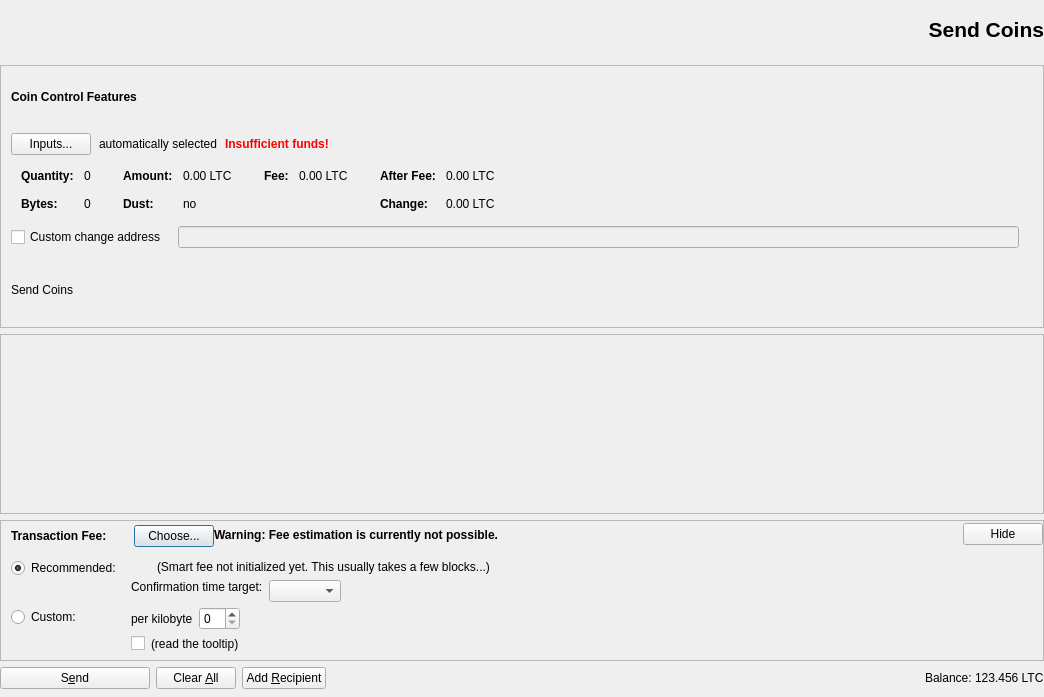
First picture: the form in src/qt/forms/sendcoinsdialog.ui, repository deeponion/deeponion, before the edit.
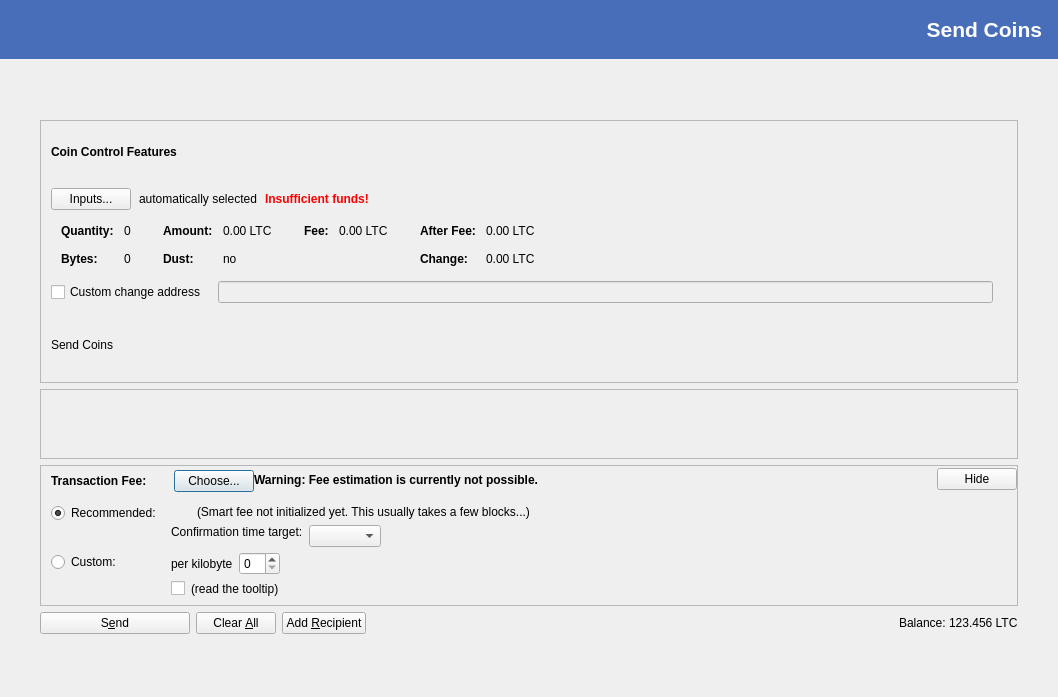
Second picture: the form after the edit. Icons and pictures are not drawn. Custom widgets are drawn as their Qt base class.

Commit message: fixed various page screen size

What changed in the file:
```diff
--- a/src/qt/forms/sendcoinsdialog.ui
+++ b/src/qt/forms/sendcoinsdialog.ui
@@ -6,14 +6,14 @@
    <rect>
     <x>0</x>
     <y>0</y>
-    <width>1044</width>
+    <width>1058</width>
     <height>697</height>
    </rect>
   </property>
   <property name="windowTitle">
    <string>Send Coins</string>
   </property>
-  <layout class="QVBoxLayout" name="verticalLayout" stretch="0,0,1,0,0">
+  <layout class="QVBoxLayout" name="verticalLayout" stretch="0,0,0,0">
    <property name="leftMargin">
     <number>0</number>
    </property>
@@ -41,6 +41,9 @@
        <bold>true</bold>
       </font>
      </property>
+     <property name="styleSheet">
+      <string notr="true">background-color: #486EBA; color: white;padding-right: 10px;</string>
+     </property>
      <property name="text">
       <string>Send Coins</string>
      </property>
@@ -53,6 +56,39 @@
     </widget>
    </item>
    <item>
+    <spacer name="verticalSpacer_8">
+     <property name="orientation">
+      <enum>Qt::Vertical</enum>
+     </property>
+     <property name="sizeHint" stdset="0">
+      <size>
+       <width>20</width>
+       <height>40</height>
+      </size>
+     </property>
+    </spacer>
+   </item>
+   <item>
+    <layout class="QHBoxLayout" name="horizontalLayoutMain">
+     <item>
+      <spacer name="horizontalSpacer_3">
+       <property name="orientation">
+        <enum>Qt::Horizontal</enum>
+       </property>
+       <property name="sizeType">
+        <enum>QSizePolicy::Fixed</enum>
+       </property>
+       <property name="sizeHint" stdset="0">
+        <size>
+         <width>40</width>
+         <height>20</height>
+        </size>
+       </property>
+      </spacer>
+     </item>
+     <item>
+      <layout class="QVBoxLayout" name="verticalLayout_3">
+       <item>
     <widget class="QFrame" name="frameCoinControl">
      <property name="sizePolicy">
       <sizepolicy hsizetype="Expanding" vsizetype="Expanding">
@@ -660,7 +696,7 @@
        <rect>
         <x>0</x>
         <y>0</y>
-        <width>1042</width>
+            <width>960</width>
         <height>69</height>
        </rect>
       </property>
@@ -1322,19 +1358,52 @@
     </layout>
    </item>
   </layout>
+     </item>
+     <item>
+      <spacer name="horizontalSpacer_7">
+       <property name="orientation">
+        <enum>Qt::Horizontal</enum>
+       </property>
+       <property name="sizeType">
+        <enum>QSizePolicy::Fixed</enum>
+       </property>
+       <property name="sizeHint" stdset="0">
+        <size>
+         <width>40</width>
+         <height>20</height>
+        </size>
+       </property>
+      </spacer>
+     </item>
+    </layout>
+   </item>
+   <item>
+    <spacer name="verticalSpacer_9">
+     <property name="orientation">
+      <enum>Qt::Vertical</enum>
+     </property>
+     <property name="sizeHint" stdset="0">
+      <size>
+       <width>20</width>
+       <height>40</height>
+      </size>
+     </property>
+    </spacer>
+   </item>
+  </layout>
  </widget>
  <customwidgets>
-  <customwidget>
-   <class>QValidatedLineEdit</class>
-   <extends>QLineEdit</extends>
-   <header>qt/qvalidatedlineedit.h</header>
-  </customwidget>
   <customwidget>
    <class>BitcoinAmountField</class>
    <extends>QSpinBox</extends>
    <header>qt/bitcoinamountfield.h</header>
    <container>1</container>
   </customwidget>
+  <customwidget>
+   <class>QValidatedLineEdit</class>
+   <extends>QLineEdit</extends>
+   <header>qt/qvalidatedlineedit.h</header>
+  </customwidget>
  </customwidgets>
  <resources>
   <include location="../bitcoin.qrc"/>
```
Lines whose indentation alone changed are shown as unchanged. The commit also changes 2 other files.
